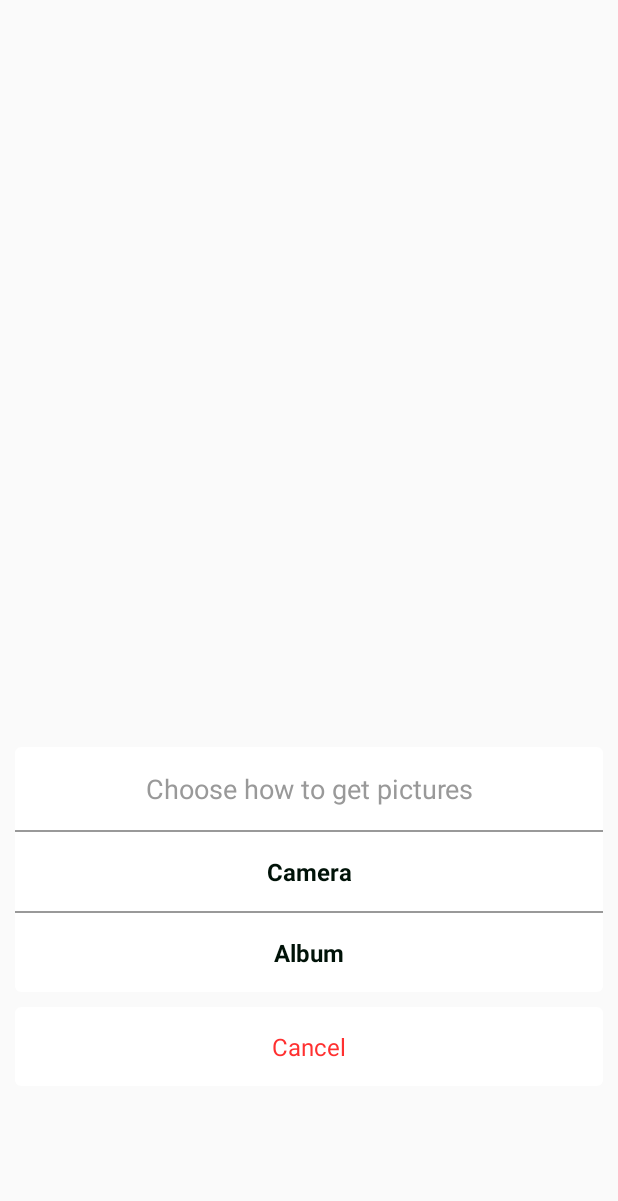
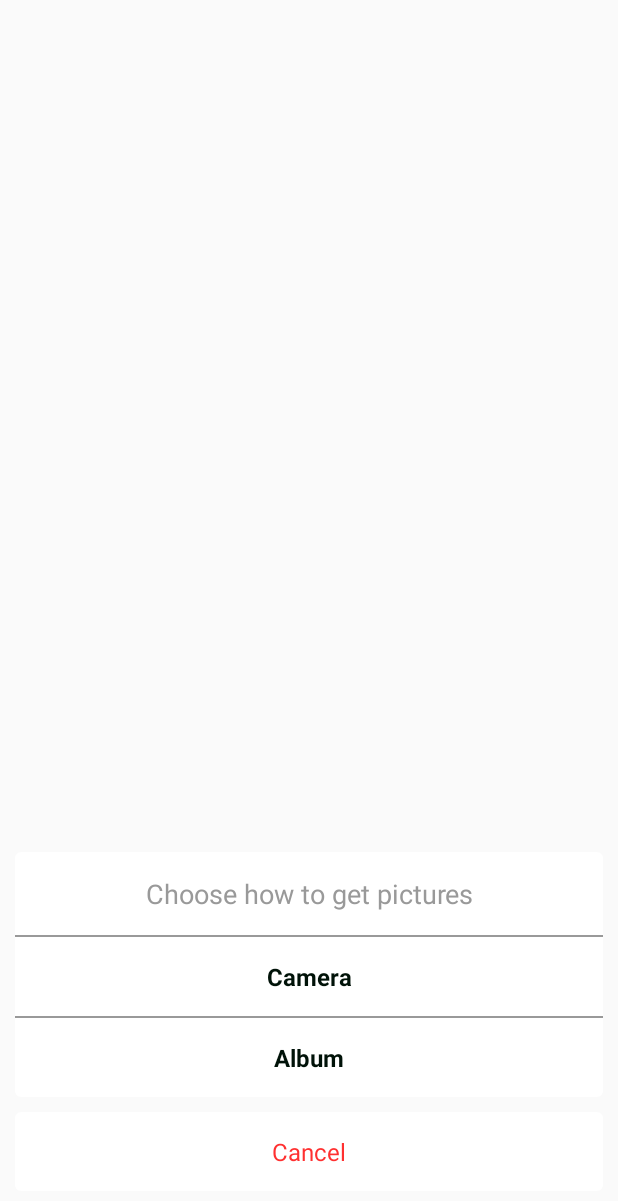
Before and after one commit to JuShiDeveloper/PictureTool, an Android app: the layout picture_capture_dialog.xml on its own in the app's theme, with its tools: preview values and no code run, on a phone screen of 412 x 824 dp. Shown: the top 1201 px of the screen. Run offline under Robolectric (Android 15) with nearby library versions, the phone set to English and light mode, and no system bars.

Commit message:
dialog 显示位置调整

```diff
--- a/pictures/build.gradle
+++ b/pictures/build.gradle
@@ -41,7 +41,7 @@ ext {
     GITHUB_REPO_PATH = "E:/master/Application"       //这里指定的就是刚刚新建项目后clone下来的在本地的路径
     PUBLISH_GROUP_ID = 'com.jushi'
     PUBLISH_ARTIFACT_ID = 'pictures_lib'
-    PUBLISH_VERSION = '1.0.2'
+    PUBLISH_VERSION = '1.0.3'
 }
 uploadArchives {
     repositories.mavenDeployer {
--- a/pictures/src/main/res/layout/picture_capture_dialog.xml
+++ b/pictures/src/main/res/layout/picture_capture_dialog.xml
@@ -64,7 +64,7 @@
     <View
         android:id="@+id/space"
         android:layout_width="match_parent"
-        android:layout_height="100dp"
+        android:layout_height="30dp"
         android:layout_alignParentBottom="true" />
 
 </RelativeLayout>
```
Also changed, not shown: 13 other files.
